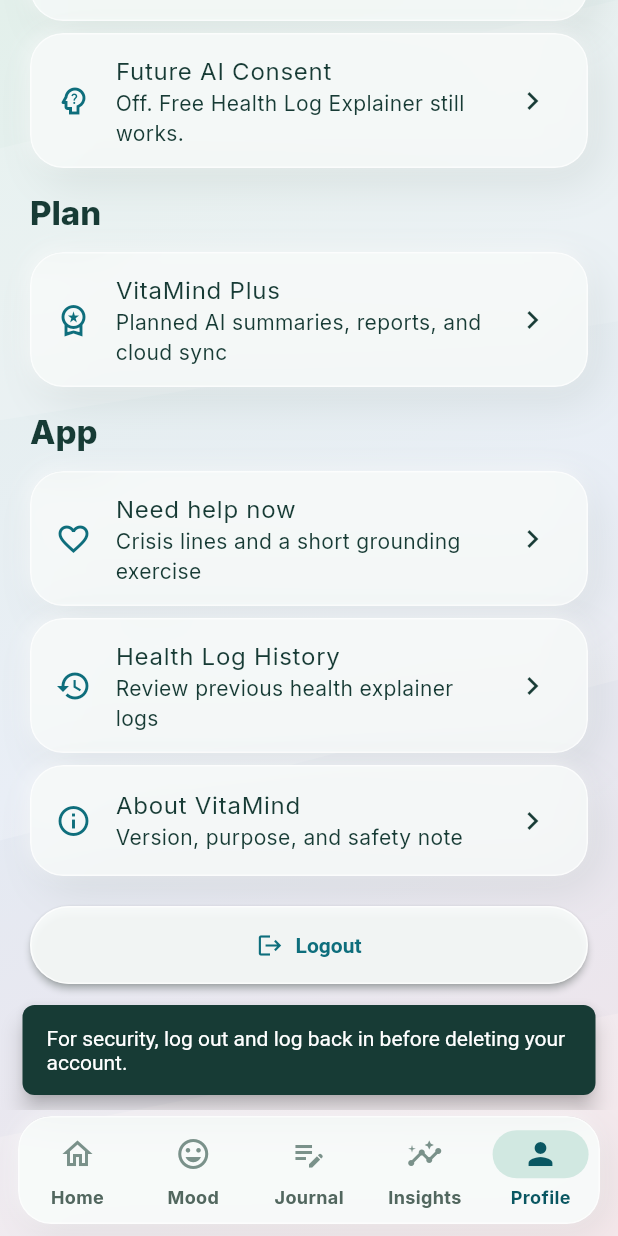
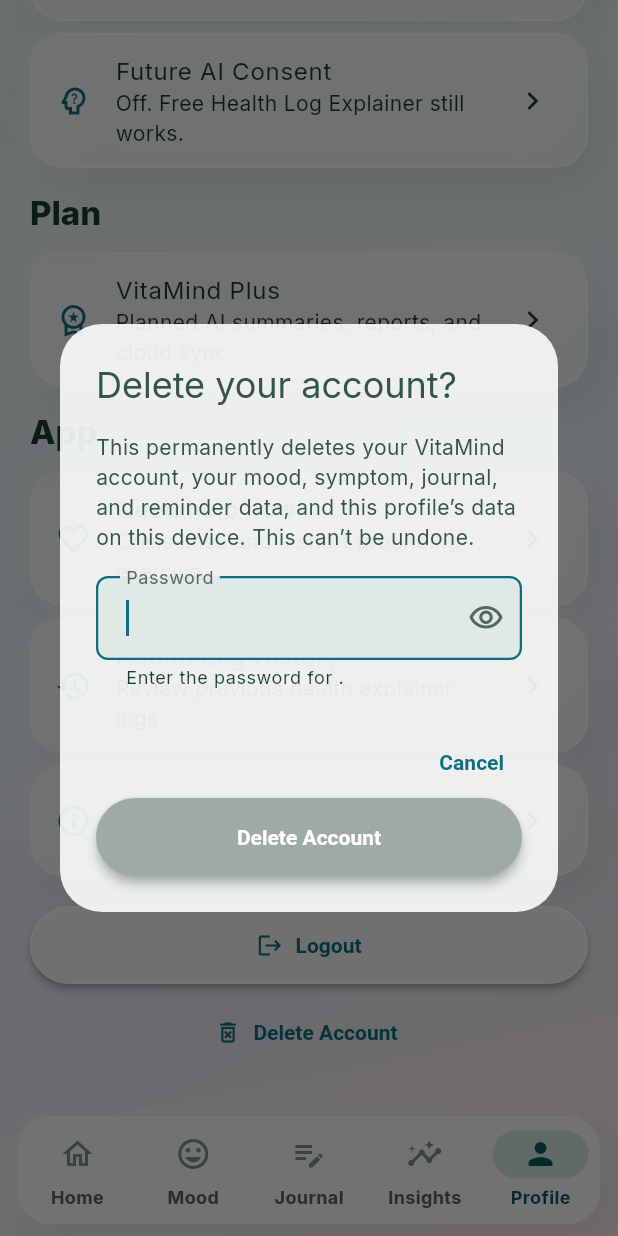
Before and after one commit to elianf-dev/VitaMind, a Flutter app: the VitaMindShell screen opened by its route, item 5 of the bottom bar chosen, scrolled down 901 dp, after a tap on "Delete Account", on a phone screen of 412 x 824 dp. Run offline on Flutter 3.47's test engine with Material 3 defaults, Android fonts, the phone set to English and light mode, and no system bars; our stand-ins replace cloud_firestore, firebase_auth, firebase_core, flutter_local_notifications, flutter_lucide, flutter_secure_storage and 4 more; accounts and stored records are empty; network calls fail.

Commit message:
Delete account in one step with a password prompt
- Replace the "log out and back in" requirement with a dialog that asks
  for the password, reauthenticates, and deletes in one action
- Show wrong-password and network errors inline so users can retry
- Remove the 4-minute recent-sign-in window, which only existed for deletion
- Add widget tests for the dialog, including accessibility guidelines

```diff
--- a/lib/screens/profile_screen.dart
+++ b/lib/screens/profile_screen.dart
@@ -11,6 +11,7 @@
 import '../theme/app_spacing.dart';
 import '../theme/app_text_styles.dart';
 import '../widgets/app_section_header.dart';
+import '../widgets/delete_account_dialog.dart';
 import '../widgets/vita_mind_buttons.dart';
 import '../widgets/vita_mind_card.dart';
 import '../widgets/vita_mind_page_header.dart';
@@ -109,85 +110,16 @@
     if (userId == null) {
       return;
     }
-    if (!widget.authService.canDeleteAccount) {
-      ScaffoldMessenger.of(context).showSnackBar(
-        const SnackBar(
-          content: Text(
-            'For security, log out and log back in before deleting your account.',
-          ),
-        ),
-      );
-      return;
-    }
 
-    final confirmed = await showDialog<bool>(
+    final deleted = await showDialog<bool>(
       context: context,
       animationStyle: AppMotion.overlay(context),
-      builder: (context) => AlertDialog(
-        title: const Text('Delete VitaMind account?'),
-        content: const Text(
-          'This permanently deletes your VitaMind account, its mood, symptom, journal, and reminder data in Firebase, and this profile’s data on this device.',
-        ),
-        actions: [
-          TextButton(
-            onPressed: () => Navigator.of(context).pop(false),
-            child: const Text('Cancel'),
-          ),
-          FilledButton(
-            onPressed: () => Navigator.of(context).pop(true),
-            child: const Text('Delete Account'),
-          ),
-        ],
+      builder: (context) => DeleteAccountDialog(
+        email: widget.authService.userEmail,
+        onDelete: (password) => _deleteAccount(userId, password),
       ),
     );
-    if (confirmed != true || !mounted) {
-      return;
-    }
-    if (!widget.authService.canDeleteAccount) {
-      ScaffoldMessenger.of(context).showSnackBar(
-        const SnackBar(
-          content: Text(
-            'Your secure deletion session expired. Log out and back in, then try again.',
-          ),
-        ),
-      );
-      return;
-    }
-
-    // Firestore rules only allow this user to delete users/{userId} while
-    // still authenticated, so cloud data must be wiped before the Firebase
-    // Auth account (which signs the user out). If deleteAccount fails after
-    // this, the cloud wipe is not silently lost: the user is told exactly
-    // what happened so a retry is safe (deleteUserData is idempotent).
-    try {
-      await widget.firestoreService.deleteUserData(userId);
-    } on Object catch (error) {
-      debugPrint('VitaMind: failed to delete cloud data for $userId: $error');
-      if (!mounted) {
-        return;
-      }
-      ScaffoldMessenger.of(context).showSnackBar(
-        const SnackBar(
-          content: Text(
-            'Could not reach the server to delete your cloud data. Check your connection and try again.',
-          ),
-        ),
-      );
-      return;
-    }
-
-    final error = await widget.authService.deleteAccount();
-    if (error != null) {
-      if (!mounted) {
-        return;
-      }
-      ScaffoldMessenger.of(context).showSnackBar(
-        SnackBar(
-          content: Text(
-            'Your cloud data was deleted, but the account itself could not be removed: $error Please try again.',
-          ),
-        ),
-      );
+    if (deleted != true || !mounted) {
       return;
     }
 
@@ -199,6 +131,35 @@
       return;
     }
     Navigator.of(context).pushNamedAndRemoveUntil('/', (route) => false);
+  }
+
+  /// Confirms the password, then deletes cloud data and the account. Returns
+  /// an error for the dialog to show, or null on success.
+  Future<String?> _deleteAccount(String userId, String password) async {
+    final authError = await widget.authService.reauthenticate(password);
+    if (authError != null) {
+      return authError;
+    }
+
+    // Firestore rules only allow this user to delete users/{userId} while
+    // still authenticated, so cloud data must be wiped before the Firebase
+    // Auth account (which signs the user out). If deleteAccount fails after
+    // this, the user is told exactly what happened, and a retry is safe
+    // because deleteUserData is idempotent.
+    try {
+      await widget.firestoreService.deleteUserData(userId);
+    } on Object catch (error) {
+      debugPrint('VitaMind: failed to delete cloud data for $userId: $error');
+      return 'Could not reach the server to delete your cloud data. '
+          'Check your connection and try again.';
+    }
+
+    final error = await widget.authService.deleteAccount();
+    if (error != null) {
+      return 'Your cloud data was deleted, but the account itself could not '
+          'be removed: $error Please try again.';
+    }
+    return null;
   }
 
   Future<void> _updateCheckInSettings(CheckInSettings settings) async {
--- a/lib/services/auth_service.dart
+++ b/lib/services/auth_service.dart
@@ -10,18 +10,11 @@
 
   StreamSubscription<User?>? _authSubscription;
   User? _user;
-  DateTime? _lastAuthenticationAt;
 
   bool get isLoggedIn => _user != null;
   String? get userId => _user?.uid;
   String? get userEmail => _user?.email;
   bool get isEmailVerified => _user?.emailVerified ?? false;
-  bool get canDeleteAccount {
-    final authenticatedAt = _lastAuthenticationAt;
-    return _user != null &&
-        authenticatedAt != null &&
-        DateTime.now().difference(authenticatedAt) < const Duration(minutes: 4);
-  }
 
   Future<void> initialize() async {
     if (!firebaseAvailable) {
@@ -49,7 +42,6 @@
         password: password,
       );
       _user = credential.user;
-      _lastAuthenticationAt = DateTime.now();
       notifyListeners();
       return null;
     } on FirebaseAuthException catch (error) {
@@ -78,7 +70,6 @@
             password: password,
           );
       _user = credential.user;
-      _lastAuthenticationAt = DateTime.now();
       await _user?.sendEmailVerification();
       notifyListeners();
       return null;
@@ -137,6 +128,39 @@
     }
   }
 
+  /// Confirms the signed-in user's password. Firebase only allows sensitive
+  /// actions like account deletion shortly after a sign-in, so this lets the
+  /// user prove it's them without signing out and back in.
+  Future<String?> reauthenticate(String password) async {
+    final user = _user;
+    final email = user?.email;
+    if (user == null || email == null) {
+      return 'No signed-in account was found.';
+    }
+    if (password.isEmpty) {
+      return 'Enter your password.';
+    }
+
+    try {
+      await user.reauthenticateWithCredential(
+        EmailAuthProvider.credential(email: email, password: password),
+      );
+      return null;
+    } on FirebaseAuthException catch (error) {
+      if (error.code == 'wrong-password' ||
+          error.code == 'invalid-credential') {
+        return 'That password is incorrect.';
+      }
+      return _friendlyError(
+        error,
+        fallback: 'Unable to confirm your password.',
+      );
+    } on Object catch (error) {
+      debugPrint('VitaMind: reauthentication failed: $error');
+      return 'Something went wrong. Please check your connection and try again.';
+    }
+  }
+
   Future<String?> deleteAccount() async {
     if (_user == null) {
       return 'No signed-in account was found.';
@@ -145,7 +169,6 @@
     try {
       await _user!.delete();
       _user = null;
-      _lastAuthenticationAt = null;
       notifyListeners();
       return null;
     } on FirebaseAuthException catch (error) {
@@ -161,7 +184,6 @@
       await FirebaseAuth.instance.signOut();
     }
     _user = null;
-    _lastAuthenticationAt = null;
     notifyListeners();
   }
 
@@ -170,7 +192,6 @@
       await FirebaseAuth.instance.signOut();
     }
     _user = null;
-    _lastAuthenticationAt = null;
     notifyListeners();
   }
 
--- /dev/null
+++ b/lib/widgets/delete_account_dialog.dart
@@ -0,0 +1,145 @@
+import 'package:flutter/material.dart';
+
+import '../theme/app_colors.dart';
+
+/// Confirms account deletion in one step: the user enters their password and
+/// taps Delete. Errors (like a wrong password) show inline so the user can
+/// fix them without starting over. Pops `true` once deletion succeeds.
+class DeleteAccountDialog extends StatefulWidget {
+  const DeleteAccountDialog({
+    super.key,
+    required this.email,
+    required this.onDelete,
+  });
+
+  final String? email;
+
+  /// Confirms the password and deletes the account. Returns an error message
+  /// to show, or null when the account was deleted.
+  final Future<String?> Function(String password) onDelete;
+
+  @override
+  State<DeleteAccountDialog> createState() => _DeleteAccountDialogState();
+}
+
+class _DeleteAccountDialogState extends State<DeleteAccountDialog> {
+  final _passwordController = TextEditingController();
+  bool _busy = false;
+  bool _obscure = true;
+  String? _error;
+
+  @override
+  void initState() {
+    super.initState();
+    // Rebuild so the Delete button enables once a password is typed.
+    _passwordController.addListener(() => setState(() {}));
+  }
+
+  @override
+  void dispose() {
+    _passwordController.dispose();
+    super.dispose();
+  }
+
+  bool get _canSubmit => !_busy && _passwordController.text.isNotEmpty;
+
+  Future<void> _submit() async {
+    if (!_canSubmit) {
+      return;
+    }
+    setState(() {
+      _busy = true;
+      _error = null;
+    });
+    final error = await widget.onDelete(_passwordController.text);
+    if (!mounted) {
+      return;
+    }
+    if (error == null) {
+      Navigator.of(context).pop(true);
+      return;
+    }
+    setState(() {
+      _busy = false;
+      _error = error;
+    });
+  }
+
+  @override
+  Widget build(BuildContext context) {
+    final email = widget.email;
+
+    return PopScope(
+      // Don't let a back gesture interrupt a deletion in progress.
+      canPop: !_busy,
+      child: AlertDialog(
+        title: const Text('Delete your account?'),
+        content: SingleChildScrollView(
+          child: Column(
+            mainAxisSize: MainAxisSize.min,
+            crossAxisAlignment: CrossAxisAlignment.start,
+            children: [
+              const Text(
+                'This permanently deletes your VitaMind account, your mood, '
+                'symptom, journal, and reminder data, and this profile’s data '
+                'on this device. This can’t be undone.',
+              ),
+              const SizedBox(height: 16),
+              TextField(
+                controller: _passwordController,
+                obscureText: _obscure,
+                autofocus: true,
+                enabled: !_busy,
+                autofillHints: const [AutofillHints.password],
+                textInputAction: TextInputAction.done,
+                onSubmitted: (_) => _submit(),
+                decoration: InputDecoration(
+                  labelText: 'Password',
+                  helperText: email == null
+                      ? 'Enter your password to confirm.'
+                      : 'Enter the password for $email.',
+                  helperMaxLines: 2,
+                  errorText: _error,
+                  errorMaxLines: 3,
+                  suffixIcon: IconButton(
+                    tooltip: _obscure ? 'Show password' : 'Hide password',
+                    onPressed: () => setState(() => _obscure = !_obscure),
+                    icon: Icon(
+                      _obscure
+                          ? Icons.visibility_outlined
+                          : Icons.visibility_off_outlined,
+                    ),
+                  ),
+                ),
+              ),
+            ],
+          ),
+        ),
+        actions: [
+          TextButton(
+            onPressed: _busy ? null : () => Navigator.of(context).pop(false),
+            child: const Text('Cancel'),
+          ),
+          FilledButton(
+            onPressed: _canSubmit ? _submit : null,
+            style: FilledButton.styleFrom(
+              backgroundColor: AppColors.error,
+              foregroundColor: Colors.white,
+            ),
+            child: _busy
+                ? const SizedBox(
+                    width: 18,
+                    height: 18,
+                    child: CircularProgressIndicator(
+                      strokeWidth: 2,
+                      color: Colors.white,
+                      semanticsLabel: 'Deleting account',
+                    ),
+                  )
+                : const Text('Delete Account'),
+          ),
+        ],
+      ),
+    );
+  }
+}
```
Also changed, not shown: 1 other file.
